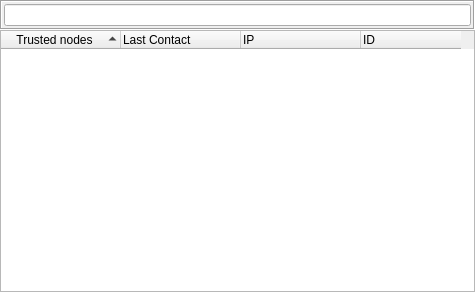
First picture: the form in retroshare-gui/src/gui/common/FriendList.ui, repository RetroShare/RetroShare, before the edit.
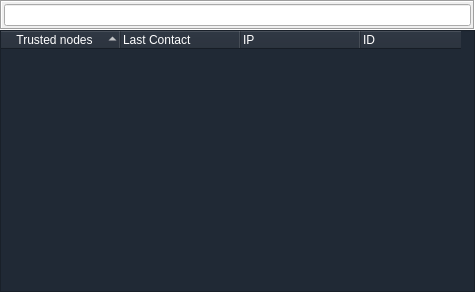
Second picture: the form after the edit. Custom widgets are drawn as their Qt base class.

Commit message: Change icon, set size for item button and set color for page names in Preferences tab

The edit to the form file:
```diff
--- a/retroshare-gui/src/gui/common/FriendList.ui
+++ b/retroshare-gui/src/gui/common/FriendList.ui
@@ -68,7 +68,8 @@
       <enum>Qt::CustomContextMenu</enum>
      </property>
      <property name="styleSheet">
-      <string notr="true"/>
+      <string notr="true">color: rgb(255, 255, 255);
+background-color: rgb(32, 41, 53);</string>
      </property>
      <property name="sortingEnabled">
       <bool>true</bool>
```
The commit also changes 46 other files.
